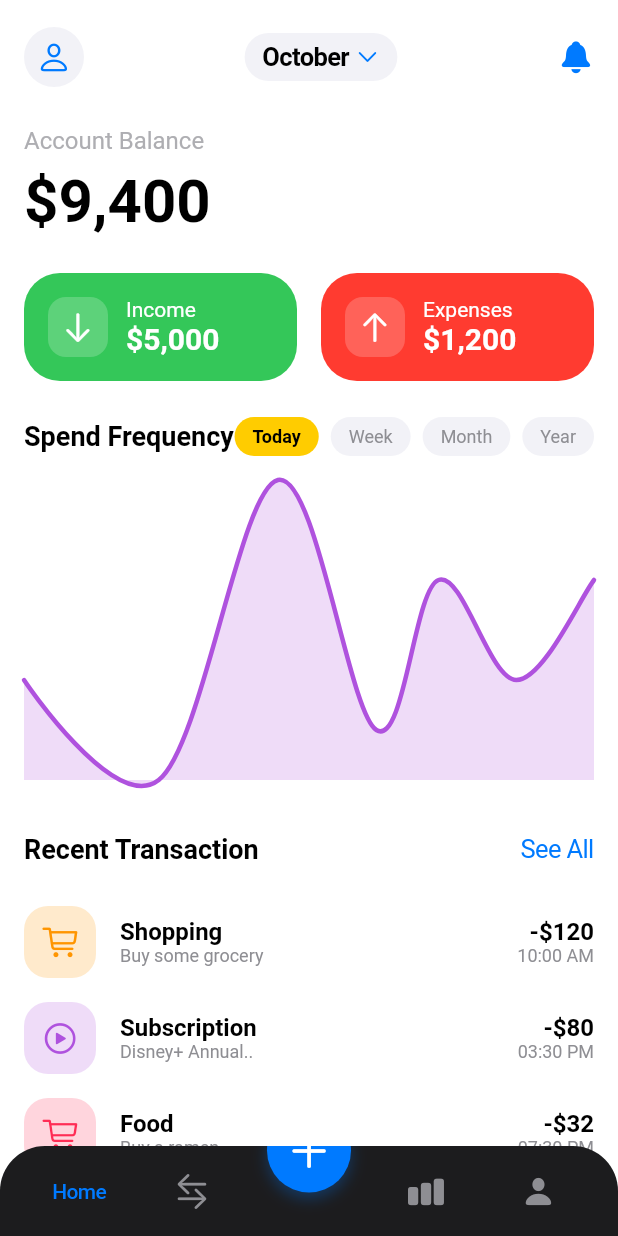
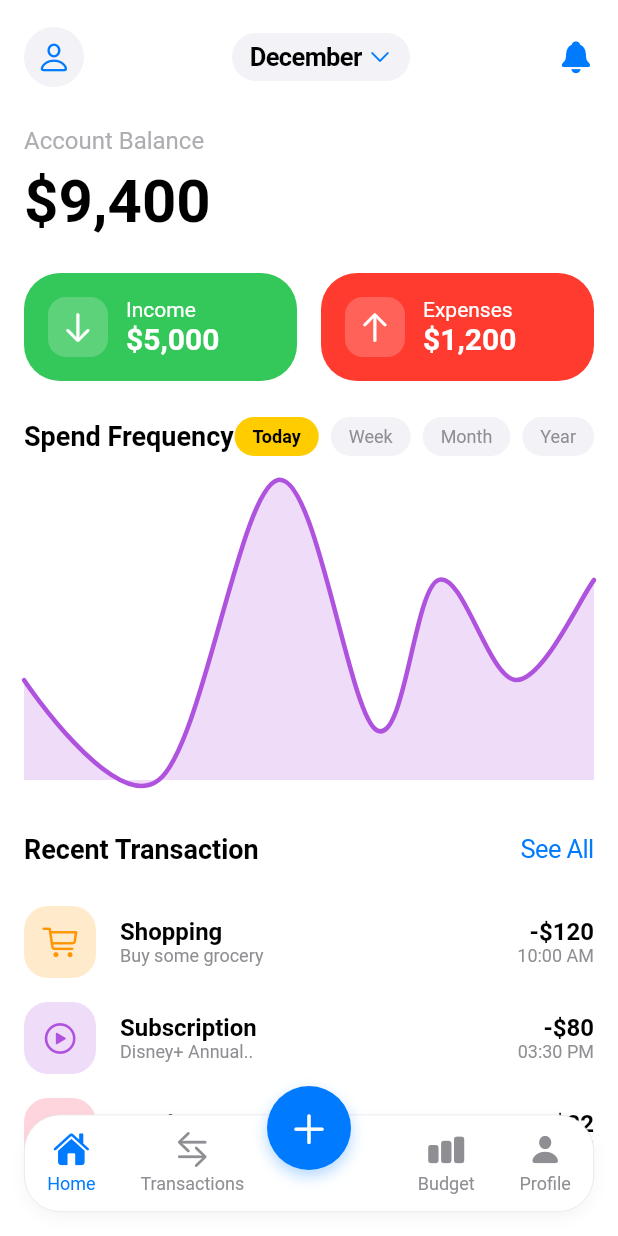
Before and after one commit to Sn3hashis/spendwise-flutter, a Flutter app: the MainLayoutScreen screen opened directly, on a phone screen of 412 x 824 dp. Run offline on Flutter 3.47's test engine with Material 3 defaults, Android fonts, the phone set to English and light mode, and no system bars; drawn by our look-alikes of fl_chart; our stand-ins replace flutter_svg, lottie, shared_preferences; accounts and stored records are empty; project files that could hold a hidden picture were left out.

Commit message:
Update app metadata, add intl package, enhance HomeScreen with month picker, and refactor navigation layout
- Updated project metadata with new revision.
- Added intl package for date formatting.
- Enhanced HomeScreen to include a month picker feature.
- Refactored MainLayoutScreen to improve navigation and UI elements.
- Updated exit dialog to use SizedBox for better layout control.
- Removed unnecessary imports from various screens.

```diff
--- a/lib/core/theme/app_theme.dart
+++ b/lib/core/theme/app_theme.dart
@@ -10,6 +10,11 @@ class AppTheme {
   static const Color secondaryDark = CupertinoColors.systemIndigo;
   static const Color backgroundDark = CupertinoColors.black;
   static const Color textDark = CupertinoColors.white;
+
+  static const Color bottomNavBarLight = CupertinoColors.white;
+  static const Color bottomNavBarDark = Color(0xFF1C1C1E);
+  static const Color bottomNavBarBorderLight = Color(0xFFE5E5EA);
+  static const Color bottomNavBarBorderDark = Color(0xFF38383A);
 
   static CupertinoThemeData getLightTheme() {
     return const CupertinoThemeData(
--- a/lib/core/widgets/exit_dialog.dart
+++ b/lib/core/widgets/exit_dialog.dart
@@ -5,7 +5,7 @@ class ExitDialog {
     return showCupertinoDialog<bool>(
       context: context,
       builder: (context) => Center(
-        child: Container(
+        child: SizedBox(
           width: MediaQuery.of(context).size.width * 0.85,
           child: CupertinoAlertDialog(
             title: Padding(
--- a/lib/features/auth/screens/login_screen.dart
+++ b/lib/features/auth/screens/login_screen.dart
@@ -1,6 +1,5 @@
 import 'package:flutter/cupertino.dart';
 import 'package:flutter/material.dart';
-import 'package:spendwise/main.dart';
 import 'package:flutter_svg/flutter_svg.dart';
 import 'package:lottie/lottie.dart';
 import '../../../core/widgets/system_ui_wrapper.dart';
--- a/lib/features/auth/screens/otp_verification_screen.dart
+++ b/lib/features/auth/screens/otp_verification_screen.dart
@@ -1,6 +1,5 @@
 import 'dart:async';
 import 'package:flutter/cupertino.dart';
-import 'package:flutter/material.dart';
 import 'package:lottie/lottie.dart';
 import '../../../core/widgets/system_ui_wrapper.dart';
 import 'pin_entry_screen.dart';
--- a/lib/features/auth/screens/pin_entry_screen.dart
+++ b/lib/features/auth/screens/pin_entry_screen.dart
@@ -1,5 +1,4 @@
 import 'package:flutter/cupertino.dart';
-import 'package:flutter/material.dart';
 import 'package:lottie/lottie.dart';
 import '../../../core/widgets/system_ui_wrapper.dart';
 import '../screens/login_screen.dart';
--- a/lib/features/home/screens/home_screen.dart
+++ b/lib/features/home/screens/home_screen.dart
@@ -1,10 +1,84 @@
 import 'package:flutter/cupertino.dart';
-import 'package:flutter/material.dart';
 import '../../../core/widgets/system_ui_wrapper.dart';
 import 'package:fl_chart/fl_chart.dart';
+import 'package:intl/intl.dart';
 
-class HomeScreen extends StatelessWidget {
+class HomeScreen extends StatefulWidget {
   const HomeScreen({super.key});
+
+  @override
+  State<HomeScreen> createState() => _HomeScreenState();
+}
+
+class _HomeScreenState extends State<HomeScreen> {
+  late DateTime selectedMonth;
+  final List<String> months = [
+    'January', 'February', 'March', 'April', 'May', 'June',
+    'July', 'August', 'September', 'October', 'November', 'December'
+  ];
+
+  @override
+  void initState() {
+    super.initState();
+    selectedMonth = DateTime.now();
+  }
+
+  String _getMonthName(DateTime date) {
+    return months[date.month - 1];
+  }
+
+  void _showMonthPicker() {
+    final currentYear = DateTime.now().year;
+    final currentMonth = DateTime.now().month;
+
+    showCupertinoModalPopup(
+      context: context,
+      builder: (BuildContext context) {
+        return Container(
+          height: 220,
+          color: CupertinoColors.systemBackground.resolveFrom(context),
+          child: Column(
+            mainAxisSize: MainAxisSize.min,
+            children: [
+              Expanded(
+                child: CupertinoPicker(
+                  itemExtent: 40,
+                  scrollController: FixedExtentScrollController(
+                    initialItem: selectedMonth.month - 1,
+                  ),
+                  onSelectedItemChanged: (int index) {
+                    if (index + 1 <= currentMonth) {
+                      setState(() {
+                        selectedMonth = DateTime(currentYear, index + 1);
+                      });
+                    }
+                  },
+                  children: List<Widget>.generate(12, (int index) {
+                    final isDisabled = index + 1 > currentMonth;
+                    return Center(
+                      child: Text(
+                        months[index],
+                        style: TextStyle(
+                          color: isDisabled
+                              ? CupertinoColors.systemGrey.withOpacity(0.5)
+                              : CupertinoColors.label.resolveFrom(context),
+                          fontSize: 16,
+                        ),
+                      ),
+                    );
+                  }),
+                ),
+              ),
+              CupertinoButton(
+                child: const Text('Done'),
+                onPressed: () => Navigator.of(context).pop(),
+              ),
+            ],
+          ),
+        );
+      },
+    );
+  }
 
   @override
   Widget build(BuildContext context) {
@@ -18,7 +92,12 @@ class HomeScreen extends StatelessWidget {
             isDarkMode ? CupertinoColors.black : CupertinoColors.white,
         child: SafeArea(
           child: SingleChildScrollView(
-            padding: const EdgeInsets.all(16),
+            padding: const EdgeInsets.only(
+              left: 16,
+              right: 16,
+              top: 16,
+              bottom: 100,
+            ),
             child: Column(
               crossAxisAlignment: CrossAxisAlignment.start,
               children: [
@@ -49,9 +128,10 @@ class HomeScreen extends StatelessWidget {
                           borderRadius: BorderRadius.circular(20),
                         ),
                         child: Row(
+                          mainAxisSize: MainAxisSize.min,
                           children: [
                             Text(
-                              'October',
+                              _getMonthName(selectedMonth),
                               style: TextStyle(
                                 color: isDarkMode
                                     ? CupertinoColors.white
@@ -67,9 +147,7 @@ class HomeScreen extends StatelessWidget {
                           ],
                         ),
                       ),
-                      onPressed: () {
-                        // Show month picker
-                      },
+                      onPressed: _showMonthPicker,
                     ),
                     const Icon(CupertinoIcons.bell_fill),
                   ],
--- a/lib/features/main/screens/main_layout_screen.dart
+++ b/lib/features/main/screens/main_layout_screen.dart
@@ -1,9 +1,10 @@
 import 'package:flutter/cupertino.dart';
-import 'package:curved_navigation_bar/curved_navigation_bar.dart';
+import 'package:flutter/material.dart';
 import '../../home/screens/home_screen.dart';
 import '../../transactions/screens/transactions_screen.dart';
 import '../../budget/screens/budget_screen.dart';
 import '../../profile/screens/profile_screen.dart';
+import '../../../core/theme/app_theme.dart';
 
 class MainLayoutScreen extends StatefulWidget {
   const MainLayoutScreen({super.key});
@@ -14,7 +15,7 @@ class MainLayoutScreen extends StatefulWidget {
 
 class _MainLayoutScreenState extends State<MainLayoutScreen>
     with SingleTickerProviderStateMixin {
-  late int selectedIndex;
+  late int _currentIndex;
   late PageController _pageController;
   late AnimationController _animationController;
   late Animation<double> _animation;
@@ -30,16 +31,14 @@ class _MainLayoutScreenState extends State<MainLayoutScreen>
   @override
   void initState() {
     super.initState();
-    selectedIndex = 0;
-    _pageController = PageController(initialPage: selectedIndex);
+    _currentIndex = 0;
+    _pageController = PageController(initialPage: _currentIndex);
 
-    // Initialize animation controller
     _animationController = AnimationController(
       duration: const Duration(milliseconds: 300),
       vsync: this,
     );
-    _animation =
-        Tween<double>(begin: 0, end: 0.5).animate(_animationController);
+    _animation = Tween<double>(begin: 0, end: 0.5).animate(_animationController);
   }
 
   void onItemTapped(int index) {
@@ -48,19 +47,14 @@ class _MainLayoutScreenState extends State<MainLayoutScreen>
       return;
     }
     setState(() {
-      selectedIndex = index;
+      _currentIndex = index;
       final pageIndex = index > 2 ? index - 1 : index;
-      _pageController.animateToPage(
-        pageIndex,
-        duration: const Duration(milliseconds: 300),
-        curve: Curves.easeInOut,
-      );
+      _pageController.jumpToPage(pageIndex);
     });
   }
 
   void _showAddTransactionMenu() {
-    _animationController.forward(); // Start rotation animation
-    // Show the action sheet
+    _animationController.forward();
     showCupertinoModalPopup(
       context: context,
       builder: (context) => CupertinoActionSheet(
@@ -124,106 +118,99 @@ class _MainLayoutScreenState extends State<MainLayoutScreen>
         ),
       ),
     ).whenComplete(() {
-      _animationController.reverse(); // Reset rotation animation
+      _animationController.reverse();
     });
   }
 
   @override
   Widget build(BuildContext context) {
+    final isDarkMode = MediaQuery.platformBrightnessOf(context) == Brightness.dark;
+
     return CupertinoPageScaffold(
-      backgroundColor: CupertinoColors.black,
       child: Stack(
         children: [
           PageView(
+            controller: _pageController,
             physics: const NeverScrollableScrollPhysics(),
-            controller: _pageController,
-            children: const [
-              HomeScreen(),
-              TransactionsScreen(),
-              BudgetScreen(),
-              ProfileScreen(),
+            onPageChanged: (index) {
+              setState(() {
+                _currentIndex = index > 1 ? index + 1 : index;
+              });
+            },
+            children: [
+              const HomeScreen(),
+              const TransactionsScreen(),
+              const BudgetScreen(),
+              const ProfileScreen(),
             ],
           ),
+
           Positioned(
-            bottom: 0,
             left: 0,
             right: 0,
-            child: Stack(
-              alignment: Alignment.topCenter,
-              children: [
-                // Bottom Navigation Bar
-                Container(
-                  height: 60,
-                  decoration: const BoxDecoration(
-                    color: Color(0xFF1C1C1E),
-                    borderRadius: BorderRadius.only(
-                      topLeft: Radius.circular(30),
-                      topRight: Radius.circular(30),
+            bottom: 0,
+            child: Container(
+              margin: const EdgeInsets.all(16),
+              height: 65,
+              decoration: BoxDecoration(
+                color: isDarkMode ? AppTheme.bottomNavBarDark : AppTheme.bottomNavBarLight,
+                borderRadius: BorderRadius.circular(24),
+                border: Border.all(
+                  color: isDarkMode
+                      ? AppTheme.bottomNavBarBorderDark
+                      : AppTheme.bottomNavBarBorderLight,
+                  width: 0.5,
                 ),
-                  ),
-                  child: Row(
-                    mainAxisAlignment: MainAxisAlignment.spaceEvenly,
-                    children: List.generate(navItems.length, (index) {
-                      final isSelected = selectedIndex == index;
-                      final item = navItems[index];
-
-                      if (index == 2) {
-                        // Empty space for center button
-                        return const SizedBox(width: 50);
-                      }
-
-                      return CupertinoButton(
-                        padding: EdgeInsets.zero,
-                        onPressed: () => onItemTapped(index),
-                        child: AnimatedSwitcher(
-                          duration: const Duration(milliseconds: 200),
-                          child: isSelected
-                              ? Text(
-                                  item.label,
-                                  key: ValueKey('text_$index'),
-                                  style: const TextStyle(
-                                    color: CupertinoColors.activeBlue,
-                                    fontSize: 14,
-                                    fontWeight: FontWeight.w500,
-                                  ),
-                                )
-                              : Icon(
-                                  item.icon,
-                                  key: ValueKey('icon_$index'),
-                                  color: const Color(0xFF8E8E93),
-                                  size: 24,
-                                ),
-                        ),
-                      );
-                    }),
-                  ),
-                ),
-                // Floating Add Button
-                Positioned(
-                  top: -25,
-                  child: RotationTransition(
-                    turns: _animation,
-                    child: GestureDetector(
-                      onTap: () => _showAddTransactionMenu(),
-                      child: Container(
-                        width: 56,
-                        height: 56,
-                        decoration: BoxDecoration(
-                          color: CupertinoColors.activeBlue,
-                          shape: BoxShape.circle,
                 boxShadow: [
                   BoxShadow(
-                              color:
-                                  CupertinoColors.activeBlue.withOpacity(0.3),
+                    color: isDarkMode
+                        ? Colors.black.withOpacity(0.3)
+                        : Colors.grey.withOpacity(0.1),
                     blurRadius: 8,
                     offset: const Offset(0, 4),
                   ),
                 ],
               ),
+              child: Row(
+                mainAxisAlignment: MainAxisAlignment.spaceAround,
+                children: [
+                  _buildNavItem(0, navItems[0].icon, navItems[0].label),
+                  _buildNavItem(1, navItems[1].icon, navItems[1].label),
+                  const SizedBox(width: 56),
+                  _buildNavItem(3, navItems[3].icon, navItems[3].label),
+                  _buildNavItem(4, navItems[4].icon, navItems[4].label),
+                ],
+              ),
+            ),
+          ),
+
+          Positioned(
+            left: 0,
+            right: 0,
+            bottom: 44,
+            child: Center(
+              child: Container(
+                width: 56,
+                height: 56,
+                decoration: BoxDecoration(
+                  shape: BoxShape.circle,
+                  boxShadow: [
+                    BoxShadow(
+                      color: CupertinoColors.activeBlue.withOpacity(0.3),
+                      blurRadius: 8,
+                      offset: const Offset(0, 4),
+                    ),
+                  ],
+                ),
+                child: RawMaterialButton(
+                  onPressed: () => _showAddTransactionMenu(),
+                  elevation: 0,
+                  fillColor: CupertinoColors.activeBlue,
+                  shape: const CircleBorder(),
                   child: const Icon(
                     CupertinoIcons.add,
                     color: CupertinoColors.white,
-                          size: 32,
+                    size: 28,
                   ),
                 ),
               ),
@@ -231,8 +218,38 @@ class _MainLayoutScreenState extends State<MainLayoutScreen>
           ),
         ],
       ),
+    );
+  }
+
+  Widget _buildNavItem(int index, IconData icon, String label) {
+    final bool isSelected = _currentIndex == index;
+    return GestureDetector(
+      onTap: () => onItemTapped(index),
+      behavior: HitTestBehavior.opaque,
+      child: SizedBox(
+        height: 65,
+        child: Column(
+          mainAxisAlignment: MainAxisAlignment.center,
+          children: [
+            Icon(
+              icon,
+              color: isSelected
+                  ? CupertinoColors.systemBlue
+                  : CupertinoColors.systemGrey,
+              size: 24,
+            ),
+            const SizedBox(height: 4),
+            Text(
+              label,
+              style: TextStyle(
+                fontSize: 12,
+                color: isSelected
+                    ? CupertinoColors.systemBlue
+                    : CupertinoColors.systemGrey,
+              ),
             ),
           ],
+        ),
       ),
     );
   }
--- a/pubspec.yaml
+++ b/pubspec.yaml
@@ -41,6 +41,7 @@ dependencies:
   fl_chart: ^0.65.0
   sliding_clipped_nav_bar: ^3.1.1
   curved_navigation_bar: ^1.0.6
+  intl: ^0.18.1
 
 dev_dependencies:
   flutter_test:
```
Also changed, not shown: pubspec.lock, 1 other file. Lines whose indentation alone changed are shown as unchanged.
